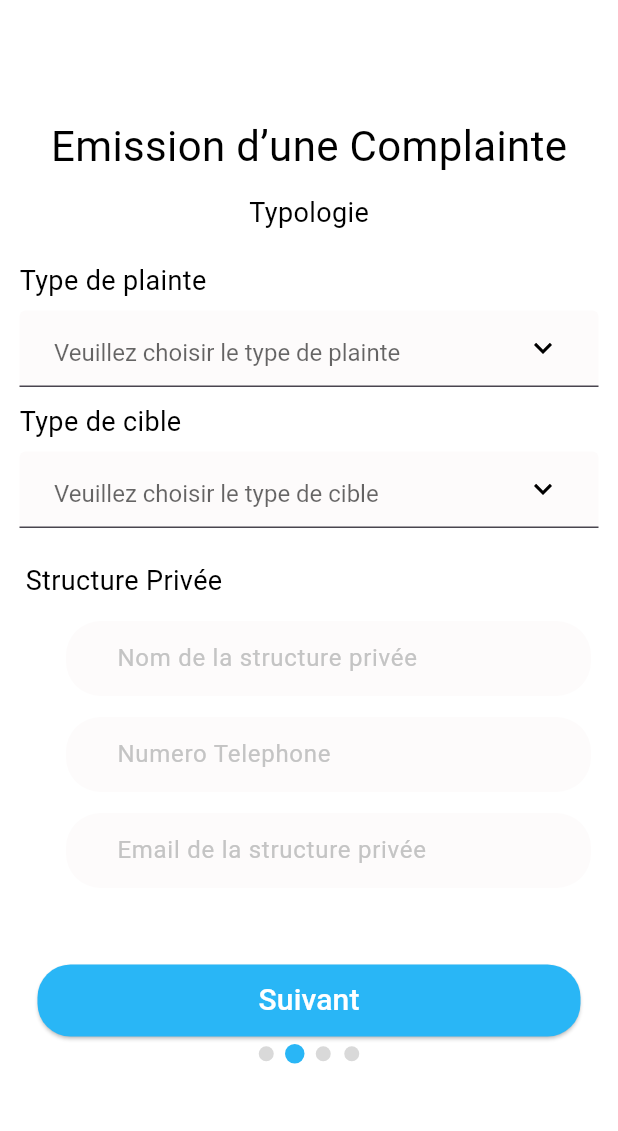
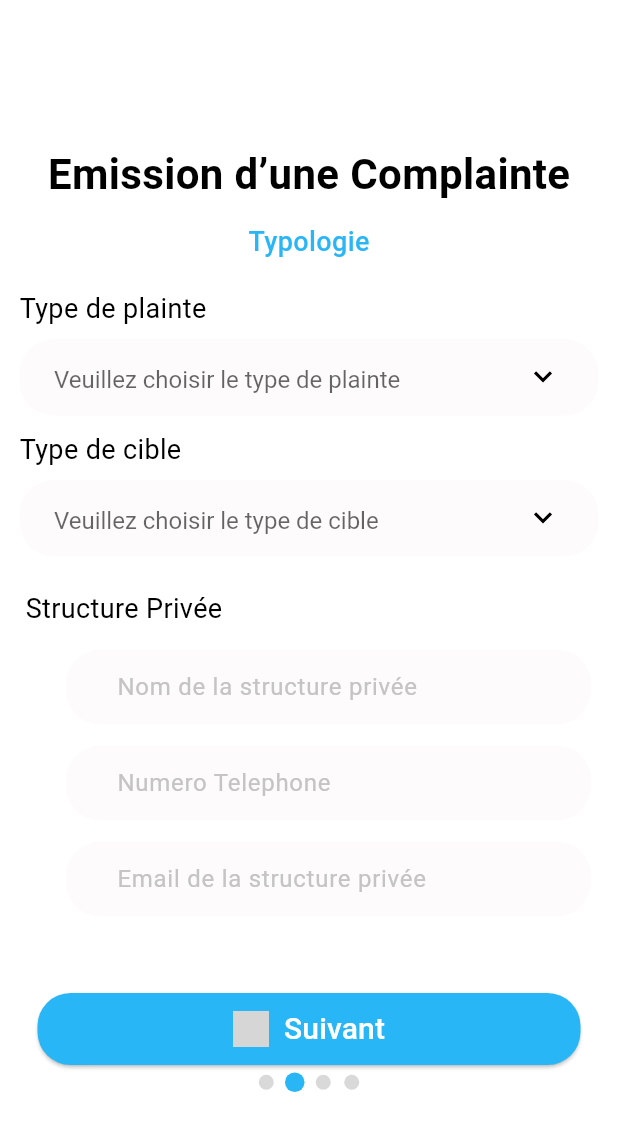
Before and after one commit to smallziz18/Niaxtu_mobile, a Flutter app: the StructureCibleScreen screen opened by its route, after a tap on "Suivant", on a phone screen of 412 x 824 dp. Shown: the top 1131 px of the screen. Run offline on Flutter 3.47's test engine with Material 3 defaults, Android fonts, the phone set to English and light mode, and no system bars; drawn by our look-alikes of smooth_page_indicator; our stand-ins replace cached_network_image, flutter_rating_bar, flutter_svg, image_picker, pin_code_fields; Roboto replaces fonts that are missing (Book Antiqua, Poppins); grey boxes are pictures that could not be loaded.

Commit message:
j ai fini mbaye pardon

```diff
--- a/lib/presentation/structure_cible_screen/structure_cible_screen.dart
+++ b/lib/presentation/structure_cible_screen/structure_cible_screen.dart
@@ -1,10 +1,11 @@
 import 'package:flutter/material.dart';
 import 'package:niaxtumobile/presentation/identification_screen/identification_screen.dart';
+import 'package:niaxtumobile/presentation/typologie_screen/typologie_screen.dart';
 import 'package:niaxtumobile/routes/app_routes.dart';
 import 'package:niaxtumobile/widgets/custom_drop_down.dart';
 import 'package:niaxtumobile/widgets/custom_search_view.dart';
 import 'package:smooth_page_indicator/smooth_page_indicator.dart';
-import 'package:niaxtumobile/theme/theme_helper.dart'; // Assurez-vous que ce fichier contient la classe ThemeHelper
+import 'package:niaxtumobile/theme/theme_helper.dart';
 
 class StructureCibleScreen extends StatelessWidget {
   final TextEditingController searchController = TextEditingController();
@@ -23,52 +24,19 @@ class StructureCibleScreen extends StatelessWidget {
       child: Scaffold(
         backgroundColor: appTheme.whiteA700,
         resizeToAvoidBottomInset: false,
-        body: Container(
-          width: double.infinity,
-          padding: const EdgeInsets.symmetric(horizontal: 15, vertical: 23),
-          child: SingleChildScrollView(
+        body: SingleChildScrollView(
+          child: Padding(
+            padding: const EdgeInsets.symmetric(horizontal: 15, vertical: 23),
             child: Column(
               mainAxisAlignment: MainAxisAlignment.center,
               children: [
-                CustomImageView(
-                  imagePath: ImageConstant.imgLogo,
-                  height: 147,
-                  width: 171,
-                  radius: BorderRadius.circular(73),
-                ),
+                _buildLogo(),
                 const SizedBox(height: 22),
-                Text(
-                  "Emission d'une Plainte",
-                  style: theme.textTheme.headlineMedium,
-                ),
+                _buildTitle(theme),
                 const SizedBox(height: 12),
-                Align(
-                  alignment: Alignment.centerLeft,
-                  child: Padding(
-                    padding: const EdgeInsets.only(left: 102),
-                    child: Text(
-                      "Structure cible",
-                      style: theme.textTheme.bodyLarge,
-                    ),
-                  ),
-                ),
+                _buildStructureCibleLabel(theme),
                 const SizedBox(height: 12),
-                Padding(
-                  padding: const EdgeInsets.symmetric(horizontal: 15),
-                  child: CustomSearchView(
-                    width: double.infinity,
-                    controller: searchController,
-                    hintText: "Recherche...",
-                    alignment: Alignment.center,
-                    decoration: BoxDecoration(
-                      border: Border.all(
-                        color: Colors.black, // Bordure noire
-                        width: 1,
-                      ),
-                      borderRadius: BorderRadius.circular(10),
-                    ),
-                  ),
-                ),
+                _buildSearchField(),
                 const SizedBox(height: 19),
                 _buildMinistreSection(context),
                 const SizedBox(height: 7),
@@ -76,40 +44,9 @@ class StructureCibleScreen extends StatelessWidget {
                 const SizedBox(height: 8),
                 _buildServiceSection(context),
                 const SizedBox(height: 99),
-                ElevatedButton(
-                  style: ElevatedButton.styleFrom(
-                    backgroundColor: const Color(0xFF29B6F6),
-                    shape: RoundedRectangleBorder(
-                      borderRadius: BorderRadius.circular(19),
-                    ),
-                    elevation: 5,
-                  ),
-                  onPressed: () {
-                    Navigator.pushNamed(context, AppRoutes.typologieScreen);
-                  },
-                  child: const Text(
-                    "Suivant",
-                    style: TextStyle(
-                      color: Colors.white, // Couleur du texte
-                      fontSize: 16,
-                    ),
-                  ),
-                ),
+                _buildNextButton(context),
                 const SizedBox(height: 5),
-                SizedBox(
-                  height: 13,
-                  child: AnimatedSmoothIndicator(
-                    activeIndex: 0,
-                    count: 4,
-                    effect: ScrollingDotsEffect(
-                      spacing: 7,
-                      activeDotColor: appTheme.lightBlue400,
-                      dotColor: appTheme.gray400,
-                      activeDotScale: 1.3,
-                      dotHeight: 10,
-                    ),
-                  ),
-                ),
+                _buildPageIndicator(),
               ],
             ),
           ),
@@ -118,18 +55,133 @@ class StructureCibleScreen extends StatelessWidget {
     );
   }
 
+  Widget _buildLogo() {
+    return Container(
+      decoration: BoxDecoration(
+        boxShadow: [
+          BoxShadow(
+            color: Colors.black.withOpacity(0.2),
+            spreadRadius: 2,
+            blurRadius: 10,
+            offset: Offset(0, 4), // décalage de l'ombre
+          ),
+        ],
+      ),
+      child: ClipRRect(
+        borderRadius: BorderRadius.circular(73),
+        child: Image.asset(
+          ImageConstant.imgLogo,
+          height: 147,
+          width: 171,
+          fit: BoxFit.cover,
+        ),
+      ),
+    );
+  }
+
+  Widget _buildTitle(ThemeData theme) {
+    return Text(
+      "Emission d'une Plainte",
+      style: theme.textTheme.headlineMedium?.copyWith(
+        fontFamily: 'Poppins',
+        fontWeight: FontWeight.w600,
+        color: appTheme.black90001,
+      ),
+      textAlign: TextAlign.center,
+    );
+  }
+
+  Widget _buildStructureCibleLabel(ThemeData theme) {
+    return Align(
+      alignment: Alignment.centerLeft,
+      child: Padding(
+        padding: const EdgeInsets.only(left: 102),
+        child: Text(
+          "Structure cible",
+          style: theme.textTheme.bodyLarge?.copyWith(
+            fontSize: 16,
+            fontWeight: FontWeight.w500,
+            color: appTheme.black90001,
+          ),
+        ),
+      ),
+    );
+  }
+
+  Widget _buildSearchField() {
+    return Padding(
+      padding: const EdgeInsets.symmetric(horizontal: 15),
+      child: CustomSearchView(
+        width: double.infinity,
+        controller: searchController,
+        hintText: "Recherche...",
+        alignment: Alignment.center,
+        decoration: BoxDecoration(
+          border: Border.all(
+            color: Colors.black.withOpacity(0.7),
+            width: 1,
+          ),
+          borderRadius: BorderRadius.circular(10),
+        ),
+      ),
+    );
+  }
+
   Widget _buildMinistreSection(BuildContext context) {
     final theme = Theme.of(context);
-    String? selectedMinistere;
 
+    return _buildDropdownSection(
+      context: context,
+      label: "Ministere",
+      hintText: "Veuillez choisir le ministere",
+      items: dropdownItemList,
+      theme: theme,
+    );
+  }
+
+  Widget _buildDirectionSection(BuildContext context) {
+    final theme = Theme.of(context);
+
+    return _buildDropdownSection(
+      context: context,
+      label: "Direction",
+      hintText: "Veuillez choisir la Direction",
+      items: dropdownItemList1,
+      theme: theme,
+    );
+  }
+
+  Widget _buildServiceSection(BuildContext context) {
+    final theme = Theme.of(context);
+
+    return _buildDropdownSection(
+      context: context,
+      label: "Service",
+      hintText: "Veuillez choisir le service",
+      items: dropdownItemList2,
+      theme: theme,
+    );
+  }
+
+  Widget _buildDropdownSection({
+    required BuildContext context,
+    required String label,
+    required String hintText,
+    required List<String> items,
+    required ThemeData theme,
+  }) {
     return Container(
       padding: const EdgeInsets.symmetric(horizontal: 15),
       child: Column(
         crossAxisAlignment: CrossAxisAlignment.start,
         children: [
           Text(
-            "Ministere",
-            style: theme.textTheme.bodyLarge,
+            label,
+            style: theme.textTheme.bodyLarge?.copyWith(
+              fontSize: 16,
+              fontWeight: FontWeight.w500,
+              color: appTheme.black90001,
+            ),
           ),
           const SizedBox(height: 9),
           CustomDropDown(
@@ -142,17 +194,17 @@ class StructureCibleScreen extends StatelessWidget {
                 radius: BorderRadius.circular(73),
               ),
             ),
-            hintText: "Veuillez choisir le ministere",
-            items: dropdownItemList,
+            hintText: hintText,
+            items: items,
             decoration: BoxDecoration(
               border: Border.all(
-                color: Colors.black, // Bordure noire
-                width: 3,
+                color: Colors.black.withOpacity(0.7),
+                width: 1,
               ),
               borderRadius: BorderRadius.circular(10),
             ),
             onChanged: (value) {
-              selectedMinistere = value;
+              // Gestion de la sélection
             },
           ),
         ],
@@ -160,86 +212,49 @@ class StructureCibleScreen extends StatelessWidget {
     );
   }
 
-  Widget _buildDirectionSection(BuildContext context) {
-    final theme = Theme.of(context);
-    String? selectedDirection;
-
+  Widget _buildNextButton(BuildContext context) {
     return Container(
-      padding: const EdgeInsets.symmetric(horizontal: 15),
-      child: Column(
-        crossAxisAlignment: CrossAxisAlignment.start,
-        children: [
-          Text(
-            "Direction",
-            style: theme.textTheme.bodyLarge,
+      width: double.infinity,
+      height: 48,
+      margin: const EdgeInsets.symmetric(horizontal: 25),
+      child: ElevatedButton(
+        style: ElevatedButton.styleFrom(
+          backgroundColor: primaryColor,
+          shape: RoundedRectangleBorder(
+            borderRadius: BorderRadius.circular(22),
           ),
-          const SizedBox(height: 9),
-          CustomDropDown(
-            icon: Container(
-              margin: const EdgeInsets.symmetric(horizontal: 19),
-              child: CustomImageView(
-                imagePath: ImageConstant.imgArrowdown,
-                height: 7,
-                width: 12,
-                radius: BorderRadius.circular(73),
-              ),
-            ),
-            hintText: "Veuillez choisir la Direction",
-            items: dropdownItemList1,
-            decoration: BoxDecoration(
-              border: Border.all(
-                color: Colors.black, // Bordure noire
-                width: 3,
-              ),
-              borderRadius: BorderRadius.circular(10),
-            ),
-            onChanged: (value) {
-              selectedDirection = value;
-            },
+          elevation: 5, // Ajout d'une ombre au bouton
+          padding: const EdgeInsets.symmetric(horizontal: 30),
+        ),
+        onPressed: () {
+          Navigator.pushNamed(context, AppRoutes.typologieScreen);
+        },
+        child: const Text(
+          "Suivant",
+          style: TextStyle(
+            color: Colors.white,
+            fontSize: 20,
+            fontFamily: 'Poppins',
+            fontWeight: FontWeight.w500,
           ),
-        ],
+        ),
       ),
     );
   }
 
-  Widget _buildServiceSection(BuildContext context) {
-    final theme = Theme.of(context);
-    String? selectedService;
-
-    return Container(
-      padding: const EdgeInsets.symmetric(horizontal: 15),
-      child: Column(
-        crossAxisAlignment: CrossAxisAlignment.start,
-        children: [
-          Text(
-            "Service",
-            style: theme.textTheme.bodyLarge,
-          ),
-          const SizedBox(height: 9),
-          CustomDropDown(
-            icon: Container(
-              margin: const EdgeInsets.symmetric(horizontal: 19),
-              child: CustomImageView(
-                imagePath: ImageConstant.imgArrowdown,
-                height: 7,
-                width: 12,
-                radius: BorderRadius.circular(73),
-              ),
-            ),
-            hintText: "Veuillez choisir le service",
-            items: dropdownItemList2,
-            decoration: BoxDecoration(
-              border: Border.all(
-                color: Colors.black, // Bordure noire
-                width: 1,
-              ),
-              borderRadius: BorderRadius.circular(10),
-            ),
-            onChanged: (value) {
-              selectedService = value;
-            },
-          ),
-        ],
+  Widget _buildPageIndicator() {
+    return SizedBox(
+      height: 13,
+      child: AnimatedSmoothIndicator(
+        activeIndex: 0,
+        count: 4,
+        effect: ScrollingDotsEffect(
+          spacing: 7,
+          activeDotColor: appTheme.lightBlue400,
+          dotColor: appTheme.gray400,
+          activeDotScale: 1.3,
+          dotHeight: 10,
+        ),
       ),
     );
   }
--- a/lib/presentation/typologie_screen/typologie_screen.dart
+++ b/lib/presentation/typologie_screen/typologie_screen.dart
@@ -3,7 +3,6 @@ import 'package:flutter_svg/flutter_svg.dart';
 import 'package:niaxtumobile/routes/app_routes.dart';
 import 'package:smooth_page_indicator/smooth_page_indicator.dart';
 
-// Constantes pour les couleurs et styles
 const Color primaryColor = Color(0XFF29B6F6);
 const Color secondaryColor = Color(0XFFFDFBFB);
 const Color textColor = Color(0XFF000000);
@@ -20,26 +19,13 @@ class TypologieScreen extends StatelessWidget {
     return SafeArea(
       child: Scaffold(
         backgroundColor: Colors.white,
-        resizeToAvoidBottomInset:
-            true, // Permet d'ajuster la taille du corps de l'écran lorsque le clavier est affiché
+        resizeToAvoidBottomInset: true,
         body: SingleChildScrollView(
           padding: const EdgeInsets.symmetric(vertical: 20),
           child: Column(
             children: [
               const SizedBox(height: 32),
-              Align(
-                alignment: Alignment.centerLeft,
-                child: Padding(
-                  padding: const EdgeInsets.only(left: 9),
-                  child: SizedBox(
-                    height: 5,
-                    width: 20,
-                    child: SvgPicture.asset(
-                      "assets/images/img_arrow_3.svg",
-                    ),
-                  ),
-                ),
-              ),
+              _buildBackArrow(),
               const SizedBox(height: 20),
               _buildTitle(),
               const SizedBox(height: 19),
@@ -59,6 +45,20 @@ class TypologieScreen extends StatelessWidget {
     );
   }
 
+  Widget _buildBackArrow() {
+    return Align(
+      alignment: Alignment.centerLeft,
+      child: Padding(
+        padding: const EdgeInsets.only(left: 9),
+        child: SvgPicture.asset(
+          "assets/images/img_arrow_3.svg",
+          height: 24, // Taille augmentée pour une meilleure visibilité
+          width: 24,
+        ),
+      ),
+    );
+  }
+
   Widget _buildTitle() {
     return const Column(
       children: [
@@ -68,17 +68,18 @@ class TypologieScreen extends StatelessWidget {
             color: textColor,
             fontSize: 28,
             fontFamily: 'Book Antiqua',
-            fontWeight: FontWeight.w400,
+            fontWeight:
+                FontWeight.w600, // Augmenté pour un texte plus accrocheur
           ),
         ),
         SizedBox(height: 12),
         Text(
           "Typologie",
           style: TextStyle(
-            color: textColor,
+            color: primaryColor, // Couleur changée pour correspondre au thème
             fontSize: 18,
             fontFamily: 'Book Antiqua',
-            fontWeight: FontWeight.w400,
+            fontWeight: FontWeight.w500,
           ),
         ),
       ],
@@ -122,14 +123,13 @@ class TypologieScreen extends StatelessWidget {
           ),
           const SizedBox(height: 7),
           SizedBox(
-            width: double
-                .infinity, // Ajuster la largeur en fonction de l'espace disponible
+            width: double.infinity,
             child: DropdownButtonFormField<String>(
               icon: Container(
                 margin: const EdgeInsets.symmetric(horizontal: 19),
                 child: SvgPicture.asset(
                   "assets/images/img_arrowdown.svg",
-                  height: 7,
+                  height: 12,
                   width: 12,
                 ),
               ),
@@ -162,6 +162,10 @@ class TypologieScreen extends StatelessWidget {
                 fillColor: secondaryColor,
                 isDense: true,
                 contentPadding: const EdgeInsets.fromLTRB(19, 15, 19, 12),
+                border: OutlineInputBorder(
+                  borderRadius: BorderRadius.circular(23),
+                  borderSide: BorderSide.none,
+                ),
               ),
             ),
           ),
@@ -207,8 +211,7 @@ class TypologieScreen extends StatelessWidget {
     required String hintText,
   }) {
     return Container(
-      width: double
-          .infinity, // Ajuster la largeur en fonction de l'espace disponible
+      width: double.infinity,
       margin: const EdgeInsets.only(left: 27, right: 1),
       child: TextFormField(
         controller: controller,
@@ -246,7 +249,7 @@ class TypologieScreen extends StatelessWidget {
 
   Widget _buildNextButton(BuildContext context) {
     return Container(
-      width: MediaQuery.of(context).size.width,
+      width: double.infinity,
       height: 48,
       margin: const EdgeInsets.symmetric(horizontal: 25),
       child: ElevatedButton(
@@ -255,13 +258,21 @@ class TypologieScreen extends StatelessWidget {
           shape: RoundedRectangleBorder(
             borderRadius: BorderRadius.circular(22),
           ),
-          visualDensity: const VisualDensity(vertical: -4, horizontal: -4),
-          padding: const EdgeInsets.symmetric(horizontal: 30, vertical: 8),
+          padding: const EdgeInsets.symmetric(horizontal: 30),
         ),
         onPressed: () {
           Navigator.pushNamed(context, AppRoutes.complainteScreen);
         },
-        child: const Text(
+        child: Row(
+          mainAxisAlignment: MainAxisAlignment.center,
+          children: [
+            SvgPicture.asset(
+              "assets/images/img_logo.svg", // Remplacez par le chemin de votre logo
+              height: 24,
+              width: 24,
+            ),
+            const SizedBox(width: 10),
+            const Text(
               "Suivant",
               style: TextStyle(
                 color: Colors.white,
@@ -269,6 +280,8 @@ class TypologieScreen extends StatelessWidget {
                 fontFamily: 'Poppins',
                 fontWeight: FontWeight.w500,
               ),
+            ),
+          ],
         ),
       ),
     );
```
Lines whose indentation alone changed are shown as unchanged.
